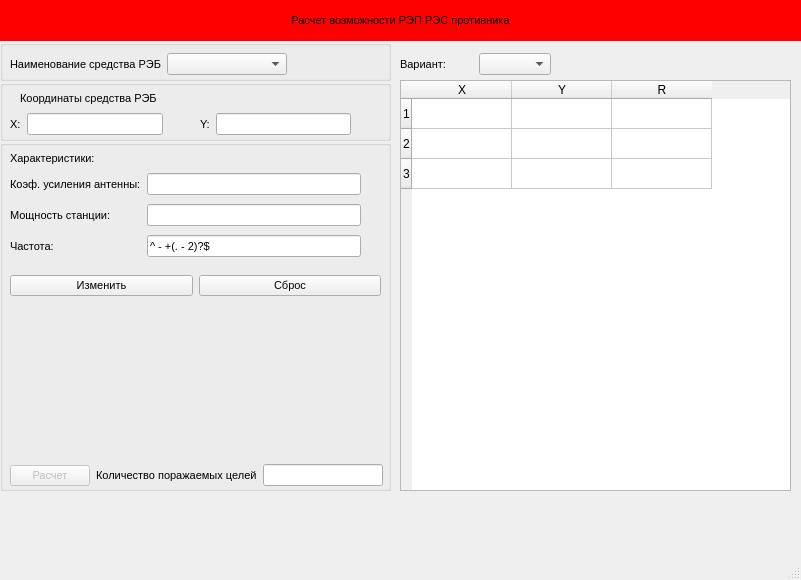
Before: the Qt Designer form mainwindow.ui in businessausage/v22, drawn with Qt 5.
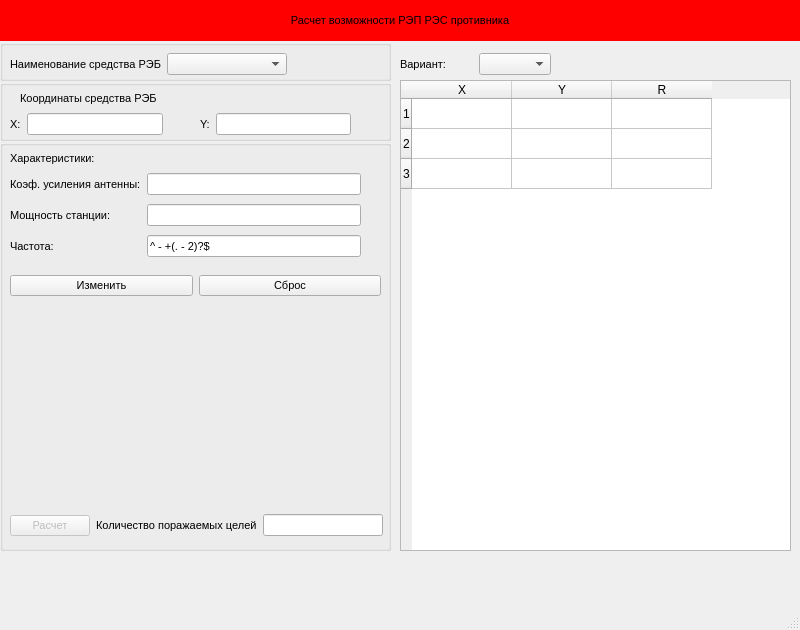
After: the same form once the commit is applied.

The edit to the form file:
```diff
--- a/mainwindow.ui
+++ b/mainwindow.ui
@@ -2,18 +2,10 @@
 <ui version="4.0">
  <class>MainWindow</class>
  <widget class="QMainWindow" name="MainWindow">
-  <property name="geometry">
-   <rect>
-    <x>0</x>
-    <y>0</y>
-    <width>801</width>
-    <height>580</height>
-   </rect>
-  </property>
   <property name="minimumSize">
    <size>
-    <width>580</width>
-    <height>0</height>
+    <width>800</width>
+    <height>630</height>
    </size>
   </property>
   <property name="windowTitle">
@@ -215,7 +207,7 @@
       <x>0</x>
       <y>140</y>
       <width>391</width>
-      <height>351</height>
+      <height>411</height>
      </rect>
     </property>
     <property name="font">
@@ -378,7 +370,7 @@
      <property name="geometry">
       <rect>
        <x>10</x>
-       <y>320</y>
+       <y>370</y>
        <width>373</width>
        <height>31</height>
       </rect>
@@ -479,13 +471,13 @@
      <rect>
       <x>0</x>
       <y>0</y>
-      <width>801</width>
+      <width>800</width>
       <height>41</height>
      </rect>
     </property>
     <property name="minimumSize">
      <size>
-      <width>580</width>
+      <width>800</width>
       <height>0</height>
      </size>
     </property>
@@ -511,14 +503,26 @@
     </property>
    </widget>
    <widget class="QTableWidget" name="tableREB">
+    <property name="enabled">
+     <bool>true</bool>
+    </property>
     <property name="geometry">
      <rect>
       <x>400</x>
       <y>80</y>
       <width>391</width>
-      <height>411</height>
+      <height>471</height>
      </rect>
     </property>
+    <property name="selectionMode">
+     <enum>QAbstractItemView::SingleSelection</enum>
+    </property>
+    <property name="selectionBehavior">
+     <enum>QAbstractItemView::SelectRows</enum>
+    </property>
+    <property name="gridStyle">
+     <enum>Qt::SolidLine</enum>
+    </property>
     <attribute name="verticalHeaderVisible">
      <bool>true</bool>
     </attribute>
```
Left out of the diff: 5 changed lines with no effect on the pictures.
